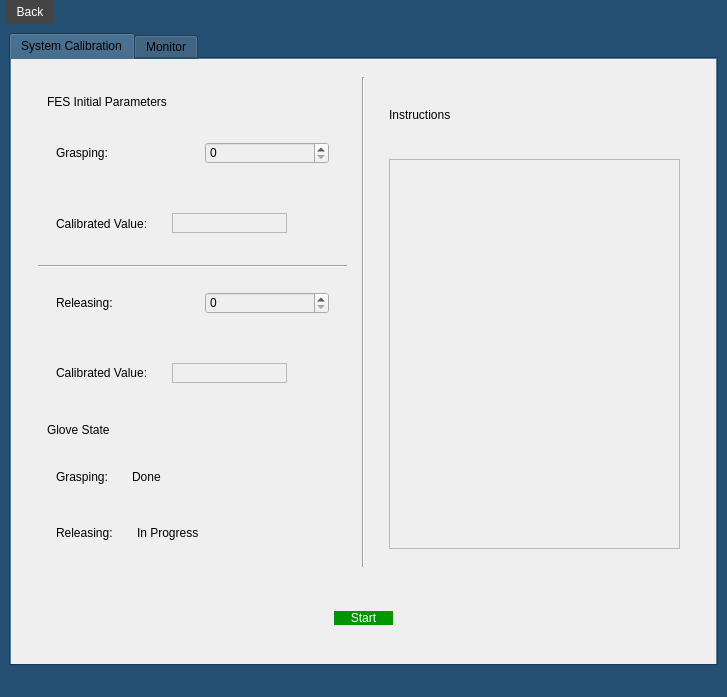
First picture: the form in UI/calibration.ui, repository Sherif-2001/BCI-Graduation-Project, before the edit.
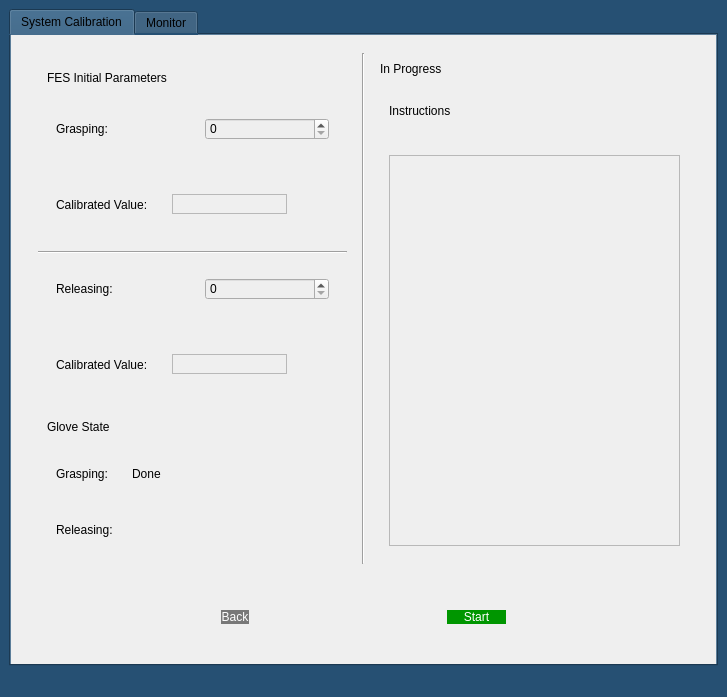
Second picture: the form after the edit.

Commit message: Add back button

The edit to the form file:
```diff
--- a/UI/calibration.ui
+++ b/UI/calibration.ui
@@ -332,15 +332,7 @@
                      <verstretch>0</verstretch>
                     </sizepolicy>
                    </property>
-                   <layout class="QVBoxLayout" name="verticalLayout_19">
-                    <item>
-                     <widget class="QLabel" name="releasing_glove_sc_value_label">
-                      <property name="text">
-                       <string>In Progress</string>
-                      </property>
-                     </widget>
-                    </item>
-                   </layout>
+                   <layout class="QVBoxLayout" name="verticalLayout_19"/>
                   </widget>
                  </item>
                 </layout>
@@ -359,6 +351,13 @@
            <item>
             <widget class="QWidget" name="widget_8" native="true">
              <layout class="QVBoxLayout" name="verticalLayout_5">
+              <item>
+               <widget class="QLabel" name="releasing_glove_sc_value_label">
+                <property name="text">
+                 <string>In Progress</string>
+                </property>
+               </widget>
+              </item>
               <item>
                <widget class="QWidget" name="widget_25" native="true">
                 <property name="sizePolicy">
@@ -420,6 +419,38 @@
            </sizepolicy>
           </property>
           <layout class="QHBoxLayout" name="horizontalLayout_4">
+           <item>
+            <spacer name="horizontalSpacer_7">
+             <property name="orientation">
+              <enum>Qt::Horizontal</enum>
+             </property>
+             <property name="sizeHint" stdset="0">
+              <size>
+               <width>40</width>
+               <height>20</height>
+              </size>
+             </property>
+            </spacer>
+           </item>
+           <item>
+            <widget class="QPushButton" name="pushButton">
+             <property name="styleSheet">
+              <string notr="true">QPushButton{
+background-color:rgb(120,120, 120);
+border-radius:15;
+color:rgb(255, 255, 255);
+font: 25pt &quot;Forte&quot;;
+}
+QPushButton:hover{
+background-color:rgb(70, 70, 70);
+}
+</string>
+             </property>
+             <property name="text">
+              <string>Back</string>
+             </property>
+            </widget>
+           </item>
            <item>
             <spacer name="horizontalSpacer">
              <property name="orientation">
@@ -853,37 +884,6 @@
     </item>
    </layout>
   </widget>
-  <widget class="QMenuBar" name="menubar">
-   <property name="geometry">
-    <rect>
-     <x>0</x>
-     <y>0</y>
-     <width>727</width>
-     <height>38</height>
-    </rect>
-   </property>
-   <property name="styleSheet">
-    <string notr="true">QMenuBar {
-    color:rgb(255, 255, 255);
-    font: 585 15pt; 
-}
-QMenuBar::item {
-    background-color: #444444;
-    color: white;
-    padding: 5px 10px;
-}
-QMenuBar::item:selected { /* when mouse hover */
-    background-color: #A9A9A9;
-}
-</string>
-   </property>
-   <widget class="QMenu" name="menuBack">
-    <property name="title">
-     <string>Back</string>
-    </property>
-   </widget>
-   <addaction name="menuBack"/>
-  </widget>
   <widget class="QStatusBar" name="statusbar"/>
  </widget>
  <resources/>
```
The commit also changes 3 other files.
